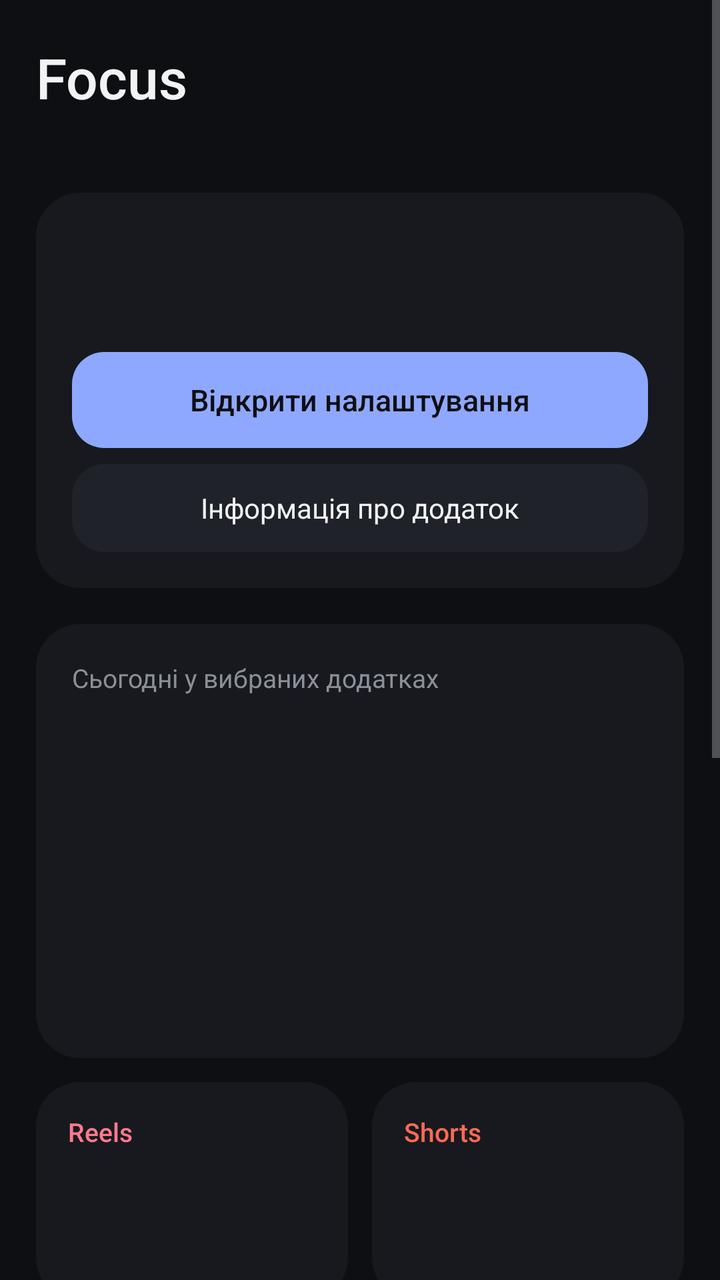
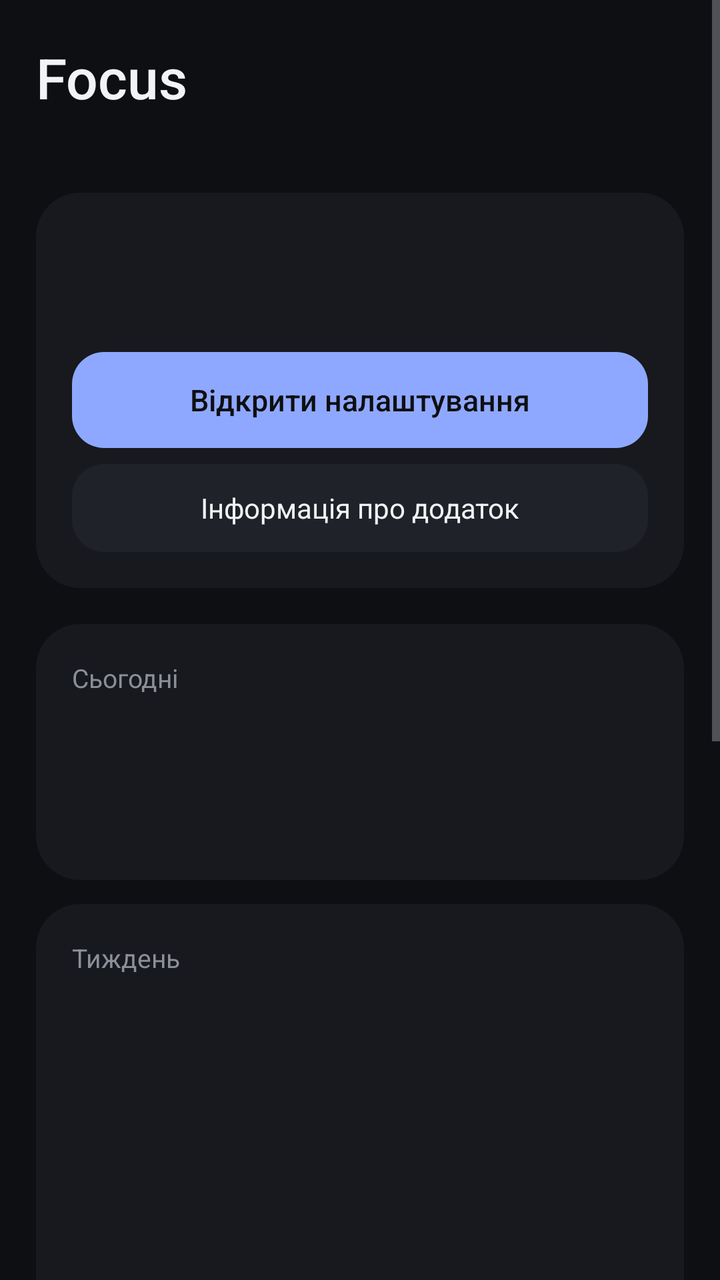

An Android layout rendered at two revisions. The XML below is the earlier revision; the diff shows what the commit changed to produce the second picture.
<!-- AndroidManifest.xml: application theme Theme.Focus -->
<!-- res/layout/activity_main.xml -->
<?xml version="1.0" encoding="utf-8"?>
<ScrollView xmlns:android="http://schemas.android.com/apk/res/android"
    android:id="@+id/scroll"
    android:layout_width="match_parent"
    android:layout_height="match_parent"
    android:background="@color/bg"
    android:fillViewport="true">

    <LinearLayout
        android:id="@+id/content"
        android:layout_width="match_parent"
        android:layout_height="wrap_content"
        android:orientation="vertical"
        android:paddingStart="18dp"
        android:paddingTop="20dp"
        android:paddingEnd="18dp"
        android:paddingBottom="28dp">

        <TextView
            android:layout_width="wrap_content"
            android:layout_height="wrap_content"
            android:text="Focus"
            android:textColor="@color/text"
            android:textSize="28sp"
            android:fontFamily="sans-serif-medium" />

        <TextView
            android:id="@+id/date"
            android:layout_width="wrap_content"
            android:layout_height="wrap_content"
            android:layout_marginTop="2dp"
            android:textColor="@color/dim"
            android:textSize="14sp" />

        
        <LinearLayout
            android:id="@+id/setup"
            android:layout_width="match_parent"
            android:layout_height="wrap_content"
            android:layout_marginTop="18dp"
            android:background="@drawable/card"
            android:orientation="vertical"
            android:padding="18dp">

            <TextView
                android:id="@+id/setupTitle"
                android:layout_width="wrap_content"
                android:layout_height="wrap_content"
                android:textColor="@color/text"
                android:textSize="17sp"
                android:fontFamily="sans-serif-medium" />

            <TextView
                android:id="@+id/setupBody"
                android:layout_width="match_parent"
                android:layout_height="wrap_content"
                android:layout_marginTop="6dp"
                android:lineSpacingExtra="3dp"
                android:textColor="@color/dim"
                android:textSize="14sp" />

            <TextView
                android:id="@+id/enable"
                android:layout_width="match_parent"
                android:layout_height="48dp"
                android:layout_marginTop="14dp"
                android:background="@drawable/button_accent"
                android:gravity="center"
                android:text="Відкрити налаштування"
                android:textColor="#0E0F12"
                android:textSize="15sp"
                android:fontFamily="sans-serif-medium" />

            <TextView
                android:id="@+id/appInfo"
                android:layout_width="match_parent"
                android:layout_height="44dp"
                android:layout_marginTop="8dp"
                android:background="@drawable/button"
                android:gravity="center"
                android:text="Інформація про додаток"
                android:textColor="@color/text"
                android:textSize="14sp" />
        </LinearLayout>

        
        <LinearLayout
            android:layout_width="match_parent"
            android:layout_height="wrap_content"
            android:layout_marginTop="18dp"
            android:background="@drawable/card"
            android:orientation="vertical"
            android:padding="18dp">

            <TextView
                android:id="@+id/totalLabel"
                android:layout_width="wrap_content"
                android:layout_height="wrap_content"
                android:text="Сьогодні у вибраних додатках"
                android:textColor="@color/dim"
                android:textSize="13sp" />

            <TextView
                android:id="@+id/total"
                android:layout_width="wrap_content"
                android:layout_height="wrap_content"
                android:layout_marginTop="4dp"
                android:fontFeatureSettings="tnum"
                android:textColor="@color/text"
                android:textSize="40sp"
                android:fontFamily="sans-serif-medium" />

            
            <LinearLayout
                android:id="@+id/week"
                android:layout_width="match_parent"
                android:layout_height="92dp"
                android:layout_marginTop="14dp"
                android:orientation="horizontal" />
        </LinearLayout>

        
        <LinearLayout
            android:id="@+id/reelsRow"
            android:layout_width="match_parent"
            android:layout_height="wrap_content"
            android:layout_marginTop="12dp"
            android:orientation="horizontal">

            <LinearLayout
                android:layout_width="0dp"
                android:layout_height="wrap_content"
                android:layout_marginEnd="6dp"
                android:layout_weight="1"
                android:background="@drawable/card"
                android:orientation="vertical"
                android:padding="16dp">

                <TextView
                    android:layout_width="wrap_content"
                    android:layout_height="wrap_content"
                    android:text="Reels"
                    android:textColor="@color/reels"
                    android:textSize="13sp"
                    android:fontFamily="sans-serif-medium" />

                <TextView
                    android:id="@+id/reels"
                    android:layout_width="wrap_content"
                    android:layout_height="wrap_content"
                    android:layout_marginTop="2dp"
                    android:fontFeatureSettings="tnum"
                    android:textColor="@color/text"
                    android:textSize="30sp"
                    android:fontFamily="sans-serif-medium" />

                <TextView
                    android:id="@+id/reelsTime"
                    android:layout_width="wrap_content"
                    android:layout_height="wrap_content"
                    android:textColor="@color/dim"
                    android:textSize="13sp" />
            </LinearLayout>

            <LinearLayout
                android:layout_width="0dp"
                android:layout_height="wrap_content"
                android:layout_marginStart="6dp"
                android:layout_weight="1"
                android:background="@drawable/card"
                android:orientation="vertical"
                android:padding="16dp">

                <TextView
                    android:layout_width="wrap_content"
                    android:layout_height="wrap_content"
                    android:text="Shorts"
                    android:textColor="@color/shorts"
                    android:textSize="13sp"
                    android:fontFamily="sans-serif-medium" />

                <TextView
                    android:id="@+id/shorts"
                    android:layout_width="wrap_content"
                    android:layout_height="wrap_content"
                    android:layout_marginTop="2dp"
                    android:fontFeatureSettings="tnum"
                    android:textColor="@color/text"
                    android:textSize="30sp"
                    android:fontFamily="sans-serif-medium" />

                <TextView
                    android:id="@+id/shortsTime"
                    android:layout_width="wrap_content"
                    android:layout_height="wrap_content"
                    android:textColor="@color/dim"
                    android:textSize="13sp" />
            </LinearLayout>
        </LinearLayout>

        
        <LinearLayout
            android:layout_width="match_parent"
            android:layout_height="wrap_content"
            android:layout_marginTop="12dp"
            android:background="@drawable/card"
            android:orientation="vertical"
            android:padding="18dp">

            <TextView
                android:layout_width="wrap_content"
                android:layout_height="wrap_content"
                android:text="Додатки"
                android:textColor="@color/dim"
                android:textSize="13sp" />

            <LinearLayout
                android:id="@+id/appList"
                android:layout_width="match_parent"
                android:layout_height="wrap_content"
                android:layout_marginTop="6dp"
                android:orientation="vertical" />

            <TextView
                android:id="@+id/pick"
                android:layout_width="match_parent"
                android:layout_height="46dp"
                android:layout_marginTop="12dp"
                android:background="@drawable/button"
                android:gravity="center"
                android:text="Вибрати додатки"
                android:textColor="@color/text"
                android:textSize="15sp"
                android:fontFamily="sans-serif-medium" />
        </LinearLayout>

        
        <LinearLayout
            android:layout_width="match_parent"
            android:layout_height="wrap_content"
            android:layout_marginTop="12dp"
            android:background="@drawable/card"
            android:orientation="vertical"
            android:paddingStart="18dp"
            android:paddingTop="6dp"
            android:paddingEnd="12dp"
            android:paddingBottom="6dp">

            <Switch
                android:id="@+id/overlay"
                android:layout_width="match_parent"
                android:layout_height="52dp"
                android:text="Віконце поверх додатків"
                android:textColor="@color/text"
                android:textSize="15sp" />

            <Switch
                android:id="@+id/nowBar"
                android:layout_width="match_parent"
                android:layout_height="52dp"
                android:text="Таймер у Now Bar і рядку стану"
                android:textColor="@color/text"
                android:textSize="15sp" />

            <Switch
                android:id="@+id/countReels"
                android:layout_width="match_parent"
                android:layout_height="52dp"
                android:text="Рахувати Reels і Shorts"
                android:textColor="@color/text"
                android:textSize="15sp" />

            <TextView
                android:id="@+id/resetPos"
                android:layout_width="match_parent"
                android:layout_height="48dp"
                android:gravity="center_vertical"
                android:text="Повернути віконце на місце"
                android:textColor="@color/accent"
                android:textSize="15sp" />
        </LinearLayout>

        <TextView
            android:layout_width="match_parent"
            android:layout_height="wrap_content"
            android:layout_marginTop="14dp"
            android:gravity="center"
            android:text="Віконце можна перетягнути пальцем. Усі дані лишаються на телефоні."
            android:textColor="@color/dim"
            android:textSize="12sp" />
    </LinearLayout>
</ScrollView>
<!-- resources referenced by this layout -->
<resources>
  <color name="accent">#8FA8FF</color>
  <color name="bg">#0E0F12</color>
  <color name="dim">#8B8F98</color>
  <color name="reels">#FF7A90</color>
  <color name="shorts">#FF6A55</color>
  <color name="text">#F2F3F5</color>
  <!-- drawable button (drawable) -->
  <shape xmlns:android="http://schemas.android.com/apk/res/android">
      <solid android:color="@color/card2" />
      <corners android:radius="16dp" />
  </shape>
  <!-- drawable button_accent (drawable) -->
  <shape xmlns:android="http://schemas.android.com/apk/res/android">
      <solid android:color="@color/accent" />
      <corners android:radius="16dp" />
  </shape>
  <!-- drawable card (drawable) -->
  <shape xmlns:android="http://schemas.android.com/apk/res/android">
      <solid android:color="@color/card" />
      <corners android:radius="22dp" />
  </shape>
  <style name="Theme.Focus" parent="android:Theme.Material.NoActionBar">
          <item name="android:windowBackground">@color/bg</item>
          <item name="android:statusBarColor">@color/bg</item>
          <item name="android:navigationBarColor">@color/bg</item>
          <item name="android:colorAccent">@color/accent</item>
          <item name="android:textColorPrimary">@color/text</item>
          <item name="android:textColorSecondary">@color/dim</item>
      </style>
  <color name="card2">#1F2228</color>
  <color name="card">#17191E</color>
</resources>

<!-- the commit's change to res/layout/activity_main.xml (unified diff, before → after) -->
@@ -96,7 +96,7 @@
                 android:id="@+id/totalLabel"
                 android:layout_width="wrap_content"
                 android:layout_height="wrap_content"
-                android:text="Сьогодні у вибраних додатках"
+                android:text="Сьогодні"
                 android:textColor="@color/dim"
                 android:textSize="13sp" />
 
@@ -104,110 +104,64 @@
                 android:id="@+id/total"
                 android:layout_width="wrap_content"
                 android:layout_height="wrap_content"
-                android:layout_marginTop="4dp"
+                android:layout_marginTop="2dp"
                 android:fontFeatureSettings="tnum"
                 android:textColor="@color/text"
                 android:textSize="40sp"
                 android:fontFamily="sans-serif-medium" />
 
-            
+            <TextView
+                android:id="@+id/totalSub"
+                android:layout_width="wrap_content"
+                android:layout_height="wrap_content"
+                android:textColor="@color/dim"
+                android:textSize="14sp" />
+        </LinearLayout>
+
+        
+        <LinearLayout
+            android:layout_width="match_parent"
+            android:layout_height="wrap_content"
+            android:layout_marginTop="12dp"
+            android:background="@drawable/card"
+            android:orientation="vertical"
+            android:padding="18dp">
+
+            <TextView
+                android:layout_width="wrap_content"
+                android:layout_height="wrap_content"
+                android:text="Тиждень"
+                android:textColor="@color/dim"
+                android:textSize="13sp" />
+
             <LinearLayout
                 android:id="@+id/week"
                 android:layout_width="match_parent"
-                android:layout_height="92dp"
-                android:layout_marginTop="14dp"
+                android:layout_height="140dp"
+                android:layout_marginTop="12dp"
                 android:orientation="horizontal" />
-        </LinearLayout>
-
-        
-        <LinearLayout
-            android:id="@+id/reelsRow"
+
+            <TextView
+                android:id="@+id/legend"
+                android:layout_width="match_parent"
+                android:layout_height="wrap_content"
+                android:layout_marginTop="12dp"
+                android:lineSpacingExtra="4dp"
+                android:textColor="@color/dim"
+                android:textSize="13sp" />
+        </LinearLayout>
+
+        
+        <LinearLayout
             android:layout_width="match_parent"
             android:layout_height="wrap_content"
             android:layout_marginTop="12dp"
-            android:orientation="horizontal">
-
-            <LinearLayout
-                android:layout_width="0dp"
-                android:layout_height="wrap_content"
-                android:layout_marginEnd="6dp"
-                android:layout_weight="1"
-                android:background="@drawable/card"
-                android:orientation="vertical"
-                android:padding="16dp">
-
-                <TextView
-                    android:layout_width="wrap_content"
-                    android:layout_height="wrap_content"
-                    android:text="Reels"
-                    android:textColor="@color/reels"
-                    android:textSize="13sp"
-                    android:fontFamily="sans-serif-medium" />
-
-                <TextView
-                    android:id="@+id/reels"
-                    android:layout_width="wrap_content"
-                    android:layout_height="wrap_content"
-                    android:layout_marginTop="2dp"
-                    android:fontFeatureSettings="tnum"
-                    android:textColor="@color/text"
-                    android:textSize="30sp"
-                    android:fontFamily="sans-serif-medium" />
-
-                <TextView
-                    android:id="@+id/reelsTime"
-                    android:layout_width="wrap_content"
-                    android:layout_height="wrap_content"
-                    android:textColor="@color/dim"
-                    android:textSize="13sp" />
-            </LinearLayout>
-
-            <LinearLayout
-                android:layout_width="0dp"
-                android:layout_height="wrap_content"
-                android:layout_marginStart="6dp"
-                android:layout_weight="1"
-                android:background="@drawable/card"
-                android:orientation="vertical"
-                android:padding="16dp">
-
-                <TextView
-                    android:layout_width="wrap_content"
-                    android:layout_height="wrap_content"
-                    android:text="Shorts"
-                    android:textColor="@color/shorts"
-                    android:textSize="13sp"
-                    android:fontFamily="sans-serif-medium" />
-
-                <TextView
-                    android:id="@+id/shorts"
-                    android:layout_width="wrap_content"
-                    android:layout_height="wrap_content"
-                    android:layout_marginTop="2dp"
-                    android:fontFeatureSettings="tnum"
-                    android:textColor="@color/text"
-                    android:textSize="30sp"
-                    android:fontFamily="sans-serif-medium" />
-
-                <TextView
-                    android:id="@+id/shortsTime"
-                    android:layout_width="wrap_content"
-                    android:layout_height="wrap_content"
-                    android:textColor="@color/dim"
-                    android:textSize="13sp" />
-            </LinearLayout>
-        </LinearLayout>
-
-        
-        <LinearLayout
-            android:layout_width="match_parent"
-            android:layout_height="wrap_content"
-            android:layout_marginTop="12dp"
-            android:background="@drawable/card"
-            android:orientation="vertical"
-            android:padding="18dp">
-
-            <TextView
+            android:background="@drawable/card"
+            android:orientation="vertical"
+            android:padding="18dp">
+
+            <TextView
+                android:id="@+id/appsLabel"
                 android:layout_width="wrap_content"
                 android:layout_height="wrap_content"
                 android:text="Додатки"
@@ -218,20 +172,8 @@
                 android:id="@+id/appList"
                 android:layout_width="match_parent"
                 android:layout_height="wrap_content"
-                android:layout_marginTop="6dp"
+                android:layout_marginTop="4dp"
                 android:orientation="vertical" />
-
-            <TextView
-                android:id="@+id/pick"
-                android:layout_width="match_parent"
-                android:layout_height="46dp"
-                android:layout_marginTop="12dp"
-                android:background="@drawable/button"
-                android:gravity="center"
-                android:text="Вибрати додатки"
-                android:textColor="@color/text"
-                android:textSize="15sp"
-                android:fontFamily="sans-serif-medium" />
         </LinearLayout>
 
         
@@ -268,6 +210,15 @@
                 android:layout_height="52dp"
                 android:text="Рахувати Reels і Shorts"
                 android:textColor="@color/text"
+                android:textSize="15sp" />
+
+            <TextView
+                android:id="@+id/pick"
+                android:layout_width="match_parent"
+                android:layout_height="48dp"
+                android:gravity="center_vertical"
+                android:text="Додатки з таймером"
+                android:textColor="@color/accent"
                 android:textSize="15sp" />
 
             <TextView
<!-- resource entries referenced after the edit -->
@@ -3,8 +3,6 @@
   <color name="accent">#8FA8FF</color>
   <color name="bg">#0E0F12</color>
   <color name="dim">#8B8F98</color>
-  <color name="reels">#FF7A90</color>
-  <color name="shorts">#FF6A55</color>
   <color name="text">#F2F3F5</color>
   <!-- drawable button (drawable) -->
   <shape xmlns:android="http://schemas.android.com/apk/res/android">
